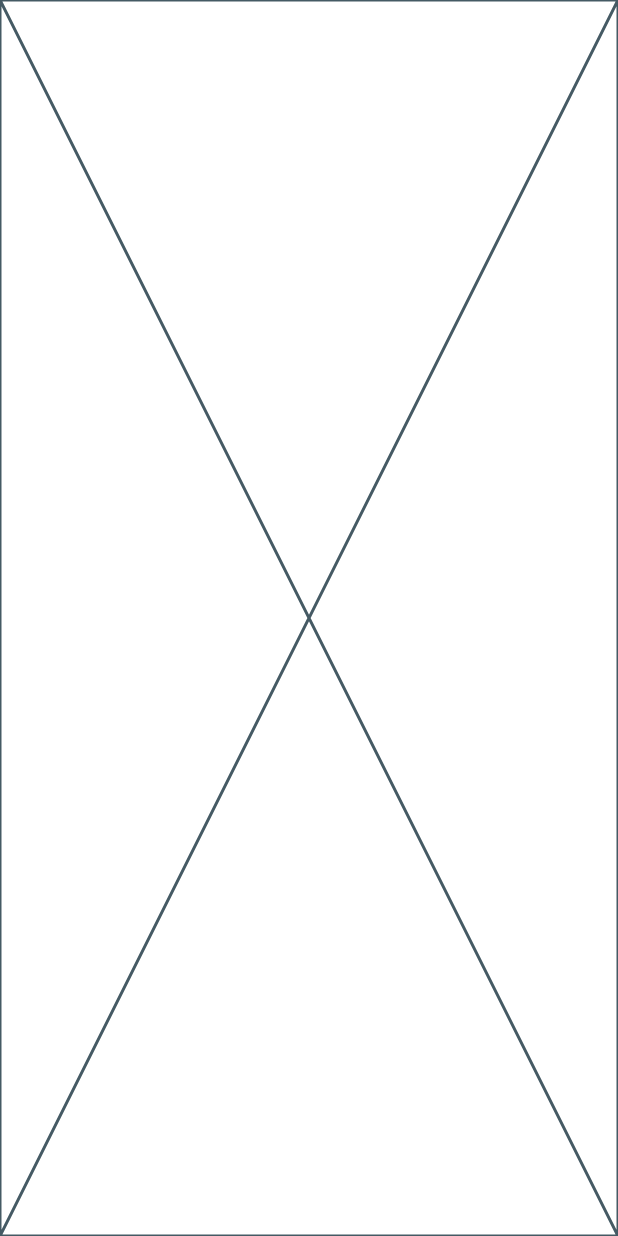
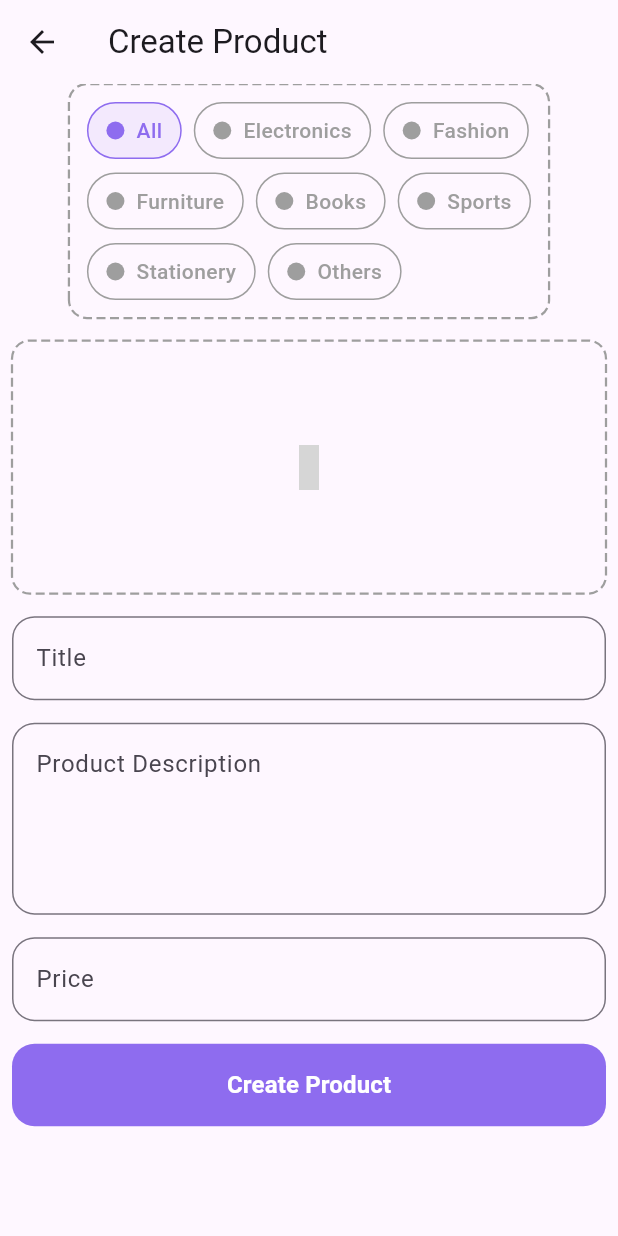
Before and after one commit to MujahidAmin1/CampusMart, a Flutter app: the screen it shows after launch, after a tap on an icon or button, on a phone screen of 412 x 824 dp. Run offline on Flutter 3.47's test engine with Material 3 defaults, Android fonts, the phone set to English and light mode, and no system bars; drawn by our look-alikes of dotted_border; our stand-ins replace another_flushbar, appwrite, cloud_firestore, firebase_auth, firebase_core, flutter_riverpod and 4 more; accounts and stored records are empty; grey boxes are pictures that could not be loaded.

Commit message:
create product implemented

```diff
--- a/lib/core/utils/img_picker.dart
+++ b/lib/core/utils/img_picker.dart
@@ -13,7 +13,7 @@ Future<File?> pickImage() async {
   }
 }
 
-Future<List<File>?> pickImages() async {
+Future<List<File>?> pickImages(camera) async {
   ImagePicker imagePicker = ImagePicker();
   try {
     final xFiles = await imagePicker.pickMultiImage();
--- a/lib/features/bottomNavBar/listings/controller/listing_contr.dart
+++ b/lib/features/bottomNavBar/listings/controller/listing_contr.dart
@@ -1,9 +1,8 @@
+import 'dart:developer';
 
 import 'package:campus_mart/features/bottomNavBar/listings/repository/listing_repo.dart';
 import 'package:campus_mart/models/product.dart';
-import 'package:flutter/material.dart';
 import 'package:flutter_riverpod/flutter_riverpod.dart';
-
 
 final categoryFilterProvider = StateProvider<Category>((ref) => Category.all);
 
@@ -11,30 +10,40 @@ final allProductsProvider = StreamProvider<List<Product>>((ref) {
   final repo = ref.watch(productListProvider);
   return repo.fetchAllProducts();
 });
-final filteredProductsProvider = Provider<AsyncValue<List<Product>>>((ref){
+final filteredProductsProvider = Provider<AsyncValue<List<Product>>>((ref) {
   final products = ref.watch(allProductsProvider);
-  final filter = ref.watch(categoryFilterProvider);
   return products.when(
-    data: (products){
+      data: (products) {
         var selectedCategory = ref.watch(categoryFilterProvider);
-      final filtered = selectedCategory == Category.all ? products : products.where((p)=> p.category == selectedCategory.name).toList();
+        final filtered = selectedCategory == Category.all
+            ? products
+            : products
+                .where((p) => p.category == selectedCategory.name)
+                .toList();
         return AsyncValue.data(filtered);
-  }, error: (e, st) => AsyncValue.error(e, st), loading: () => AsyncValue.loading());
+      },
+      error: (e, st) => AsyncValue.error(e, st),
+      loading: () => AsyncValue.loading());
 });
 
-
-
-class ProductListController extends StateNotifier<AsyncValue<List<Product>>>{
+class ProductListController extends StateNotifier<AsyncValue<List<Product>>> {
   final Ref ref;
-  ProductListController(this.ref) : super(AsyncValue.loading()){
+  ProductListController(this.ref) : super(AsyncValue.loading()) {
     fetchAllProducts();
   }
-  void fetchAllProducts() async{
+  void fetchAllProducts() async {
     try {
       ref.read(productListProvider).fetchAllProducts();
     } catch (e) {
       throw Exception(e);
     }
+  }
 
+  void createProduct(Product product) async {
+    try {
+      ref.read(productListProvider).createProduct(product);
+    } on Exception catch (e) {
+      log(e.toString());
     }
   }
+}
--- /dev/null
+++ b/lib/features/bottomNavBar/listings/view/create_prod_screen.dart
@@ -0,0 +1,261 @@
+import 'dart:io';
+
+import 'package:another_flushbar/flushbar.dart';
+import 'package:campus_mart/core/utils/extensions.dart';
+import 'package:campus_mart/features/auth/repository/auth_repository.dart';
+import 'package:campus_mart/features/bottomNavBar/listings/controller/listing_contr.dart';
+import 'package:campus_mart/features/bottomNavBar/listings/repository/listing_repo.dart';
+import 'package:campus_mart/features/bottomNavBar/listings/widget/category_chips.dart';
+import 'package:campus_mart/features/bottomNavBar/listings/widget/img_source_sheet.dart';
+import 'package:campus_mart/models/product.dart';
+import 'package:dotted_border/dotted_border.dart';
+import 'package:flutter/material.dart';
+import 'package:flutter_riverpod/flutter_riverpod.dart';
+import 'package:iconsax_flutter/iconsax_flutter.dart';
+import 'package:uuid/uuid.dart';
+
+class CreateProdScreen extends ConsumerStatefulWidget {
+  const CreateProdScreen({super.key});
+
+  @override
+  ConsumerState<CreateProdScreen> createState() => _CreateProdScreenState();
+}
+
+class _CreateProdScreenState extends ConsumerState<CreateProdScreen> {
+  TextEditingController titleController = TextEditingController();
+  TextEditingController descriptionController = TextEditingController();
+  TextEditingController priceController = TextEditingController();
+  @override
+  Widget build(BuildContext context) {
+    final selectedCategory = ref.watch(categoryFilterProvider);
+    final listingsProvider = ref.watch(productListProvider);
+    final List<File?> selectedImages = [];
+    var width = MediaQuery.of(context).size.width;
+    var height = MediaQuery.of(context).size.height;
+    return Scaffold(
+      appBar: AppBar(
+        title: Text("Create Product"),
+      ),
+      body: Padding(
+        padding: const EdgeInsets.symmetric(horizontal: 8),
+        child: ListView(
+          children: [
+            Column(
+              spacing: 15,
+              children: [
+                DottedBorder(
+                  padding: EdgeInsets.all(12),
+                  color: Colors.grey, // border color
+                  strokeWidth: 1.5,
+                  dashPattern: [6, 3], // [dash length, space length]
+                  borderType: BorderType.RRect,
+                  radius: Radius.circular(12),
+                  child: Wrap(
+                    runSpacing: 9,
+                    spacing: 8,
+                    children: [
+                      ...Category.values.skip(0).map(
+                            (value) => CategoryChips(
+                              selectedColor: Color(0xff8E6CEF),
+                              label:
+                                  "${value.name[0].toUpperCase()}${value.name.substring(1)}",
+                              isSelected: selectedCategory == value,
+                              onTap: () {
+                                ref
+                                    .read(categoryFilterProvider.notifier)
+                                    .state = value;
+                              },
+                            ),
+                          )
+                    ],
+                  ),
+                ),
+                selectedImages.isEmpty
+                    ? Center(
+                        child: GestureDetector(
+                          onTap: () {
+                            showImageSourceActionSheet(context);
+                          },
+                          child: DottedBorder(
+                            color: Colors.grey, // border color
+                            strokeWidth: 1.5,
+                            dashPattern: [6, 3], // [dash length, space length]
+                            borderType: BorderType.RRect,
+                            radius: Radius.circular(12),
+                            child: Container(
+                                width: width,
+                                height: height * 0.2,
+                                alignment: Alignment.center,
+                                child: Center(
+                                  child: Icon(
+                                    Iconsax.document_upload,
+                                    color: Colors.grey,
+                                    size: 30,
+                                  ),
+                                )),
+                          ),
+                        ),
+                      )
+                    : Center(
+                        child: SingleChildScrollView(
+                          scrollDirection: Axis.horizontal,
+                          child: Row(
+                            spacing: 6,
+                            children: [
+                              ...selectedImages.asMap().entries.map((entry) {
+                                var img = entry.value;
+                                int index = entry.key;
+                                return Stack(
+                                  children: [
+                                    Image.file(
+                                      img!,
+                                      width: width,
+                                      height: 300,
+                                      fit: BoxFit.cover,
+                                      alignment: Alignment.center,
+                                      filterQuality: FilterQuality.high,
+                                    ),
+                                    Positioned(
+                                      top: 8,
+                                      right: 8,
+                                      child: GestureDetector(
+                                        onTap: () => setState(() {
+                                          selectedImages.removeAt(index);
+                                        }),
+                                        child: Container(
+                                          decoration: BoxDecoration(
+                                            color: Colors.black54,
+                                            shape: BoxShape.circle,
+                                          ),
+                                          child: const Padding(
+                                            padding: EdgeInsets.all(4),
+                                            child: Icon(
+                                              Icons.close,
+                                              color: Colors.white,
+                                              size: 20,
+                                            ),
+                                          ),
+                                        ),
+                                      ),
+                                    )
+                                  ],
+                                );
+                              }),
+                            ],
+                          ),
+                        ),
+                      ),
+                TextField(
+                  controller: titleController,
+                  cursorColor: Color(0xff8E6CEF),
+                  decoration: InputDecoration(
+                    labelText: "Title",
+                    focusColor: Color(0xff8E6CEF),
+                    border: OutlineInputBorder(
+                      borderRadius: BorderRadius.circular(15),
+                    ),
+                    focusedBorder: OutlineInputBorder(
+                      borderRadius: BorderRadius.circular(15),
+                      borderSide:
+                          BorderSide(color: Color(0xff8E6CEF), width: 2),
+                    ),
+                  ),
+                ),
+                TextField(
+                  controller: descriptionController,
+                  cursorColor: Color(0xff8E6CEF),
+                  maxLines: 4,
+                  decoration: InputDecoration(
+                    labelText: "Product Description",
+                    alignLabelWithHint: true,
+                    focusColor: Color(0xff8E6CEF),
+                    border: OutlineInputBorder(
+                      borderRadius: BorderRadius.circular(15),
+                    ),
+                    focusedBorder: OutlineInputBorder(
+                      borderRadius: BorderRadius.circular(15),
+                      borderSide:
+                          BorderSide(color: Color(0xff8E6CEF), width: 2),
+                    ),
+                  ),
+                ),
+                TextField(
+                  controller: priceController,
+                  cursorColor: Color(0xff8E6CEF),
+                  keyboardType: TextInputType.number,
+                  decoration: InputDecoration(
+                    labelText: "Price",
+                    focusColor: Color(0xff8E6CEF),
+                    border: OutlineInputBorder(
+                      borderRadius: BorderRadius.circular(15),
+                    ),
+                    focusedBorder: OutlineInputBorder(
+                      borderRadius: BorderRadius.circular(15),
+                      borderSide:
+                          BorderSide(color: Color(0xff8E6CEF), width: 2),
+                    ),
+                  ),
+                ),
+                SizedBox(
+                  width: double.infinity,
+                  child: FilledButton(
+                    onPressed: () async {
+                      if (selectedImages.isEmpty) {
+                        Flushbar(
+                          flushbarPosition: FlushbarPosition.TOP,
+                          title: 'Product created',
+                          icon: Icon(Icons.info_outline),
+                        );
+                        return;
+                      }
+
+                      if (titleController.text.isEmpty ||
+                          priceController.text.isEmpty) {
+                        ScaffoldMessenger.of(context).showSnackBar(
+                          SnackBar(content: Text("Fill in required fields")),
+                        );
+                        return;
+                      }
+                      var uid = Uuid().v4();
+                      final product = Product(
+                        productId: uid,
+                        ownerId: ref.read(authRepoProvider).firebaseAuth.currentUser!.uid,
+                        title: titleController.text,
+                        description: descriptionController.text,
+                        price: double.parse(priceController.text),
+                        category: Category.values[selectedCategory.index].name,
+                        isAvailable: true,
+                        datePosted: DateTime.now(),
+                        imageUrls: [],
+                      );
+                      listingsProvider.createProduct(product);
+                      Flushbar(
+                        flushbarPosition: FlushbarPosition.TOP,
+                        title: 'Product created',
+                        icon: Icon(Icons.info_outline),
+                      );
+
+                      context.pop();
+                    },
+                    style: FilledButton.styleFrom(
+                      backgroundColor: Color(0xff8E6CEF),
+                      padding: EdgeInsets.symmetric(vertical: 16),
+                      shape: RoundedRectangleBorder(
+                        borderRadius: BorderRadius.circular(15),
+                      ),
+                    ),
+                    child: Text(
+                      'Create Product',
+                      style:
+                          TextStyle(fontSize: 16, fontWeight: FontWeight.bold),
+                    ),
+                  ),
+                ),
+              ],
+            ),
+          ],
+        ),
+      ),
+    );
+  }
+}
--- a/lib/features/bottomNavBar/listings/view/detailed_screen.dart
+++ b/lib/features/bottomNavBar/listings/view/detailed_screen.dart
@@ -87,8 +87,6 @@ class _ProductDetailedScreenState extends State<ProductDetailedScreen> {
                       '₦${widget.product.price.toStringAsFixed(2)}',
                       style: kTextStyle(isBold: true, size: 22),
                     ),
-                    Text("items in stock: ${widget.product.quantity}",
-                        style: kTextStyle(color: Colors.green)),
                   ],
                 ),
               ),
--- a/lib/features/bottomNavBar/listings/view/listing_screen.dart
+++ b/lib/features/bottomNavBar/listings/view/listing_screen.dart
@@ -1,6 +1,7 @@
 import 'package:campus_mart/core/utils/extensions.dart';
 import 'package:campus_mart/core/utils/ktextstyle.dart';
 import 'package:campus_mart/features/bottomNavBar/listings/controller/listing_contr.dart';
+import 'package:campus_mart/features/bottomNavBar/listings/view/create_prod_screen.dart';
 import 'package:campus_mart/features/bottomNavBar/listings/view/detailed_screen.dart';
 import 'package:campus_mart/features/bottomNavBar/listings/widget/category_chips.dart';
 import 'package:campus_mart/features/bottomNavBar/listings/widget/product_display.dart';
@@ -116,7 +117,7 @@ class ListingsScreen extends ConsumerWidget {
         shape: RoundedRectangleBorder(
           borderRadius: BorderRadius.circular(50),
         ),
-        onPressed: () => context.push(Placeholder()),
+        onPressed: () => context.push(CreateProdScreen()),
         child: Icon(Iconsax.additem),
       ),
     );
--- a/lib/features/bottomNavBar/navbar_controller..dart
+++ b/lib/features/bottomNavBar/navbar_controller..dart
@@ -1,5 +1,4 @@
 
-import 'package:flutter/widgets.dart';
 import 'package:flutter_riverpod/flutter_riverpod.dart';
 
 var currentScreenProvider = StateProvider.autoDispose<int?>(
--- a/lib/models/product.dart
+++ b/lib/models/product.dart
@@ -21,7 +21,6 @@ class Product {
   final bool isAvailable;
   final DateTime datePosted;
   final List<String> imageUrls;
-  final int quantity;
 
   Product({
     required this.productId,
@@ -33,7 +32,6 @@ class Product {
     required this.isAvailable,
     required this.datePosted,
     required this.imageUrls,
-    required this.quantity,
   });
 
   Product copyWith({
@@ -46,7 +44,6 @@ class Product {
     bool? isAvailable,
     DateTime? datePosted,
     List<String>? imageUrls,
-    int? quantity,
   }) {
     return Product(
       productId: productId ?? this.productId,
@@ -58,7 +55,6 @@ class Product {
       isAvailable: isAvailable ?? this.isAvailable,
       datePosted: datePosted ?? this.datePosted,
       imageUrls: imageUrls ?? this.imageUrls,
-      quantity: quantity ?? this.quantity,
     );
   }
 
@@ -73,7 +69,6 @@ class Product {
       isAvailable: map['isAvailable'],
       datePosted: (map['datePosted'] as Timestamp).toDate(),
       imageUrls: List<String>.from(map['imageUrls']),
-      quantity: map['quantity'] ?? 1,
     );
   }
 
@@ -88,7 +83,6 @@ class Product {
       'isAvailable': isAvailable,
       'datePosted': datePosted,
       'imageUrls': imageUrls,
-      'quantity': quantity, //
     };
   }
 }
```
Also changed, not shown: lib/features/bottomNavBar/home/view/firstscreen.dart (deleted, +0 -144 lines), lib/features/bottomNavBar/listings/widget/img_source_sheet.dart (added, +60 -0 lines). Lines whose indentation alone changed are shown as unchanged.
